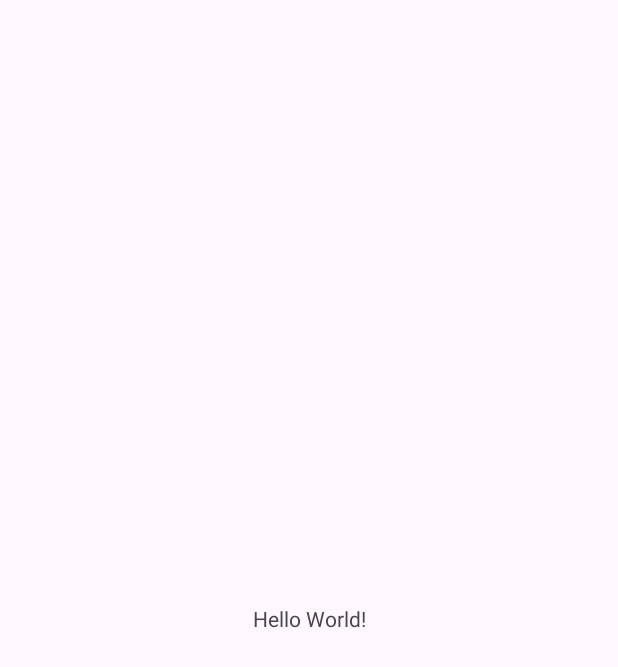
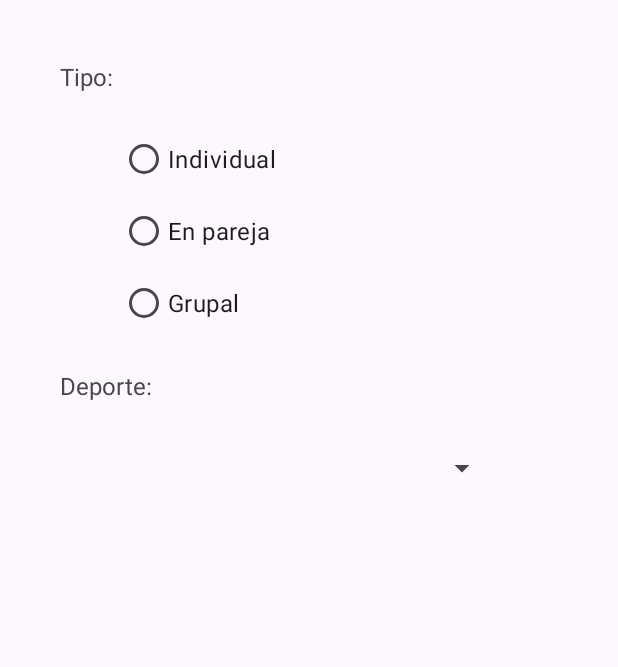
Before and after one commit to PatriciaMartinezFernandez/Mi_Deporte, an Android app: the screen it shows after launch (MainActivity), on a phone screen of 412 x 824 dp. Before the commit the part shown is almost empty. Shown: the top 667 px of the screen. Run offline under Robolectric (Android 15) with nearby library versions, the phone set to English and light mode, and no system bars.

```diff
--- a/app/src/main/java/com/jaimito/mideporte/MainActivity.java
+++ b/app/src/main/java/com/jaimito/mideporte/MainActivity.java
@@ -1,19 +1,86 @@
 package com.jaimito.mideporte;
 
 import android.os.Bundle;
+import android.view.View;
+import android.widget.AdapterView;
+import android.widget.ArrayAdapter;
+import android.widget.RadioButton;
+import android.widget.RadioGroup;
+import android.widget.Spinner;
+import android.widget.TextView;
 
 import androidx.activity.EdgeToEdge;
 import androidx.appcompat.app.AppCompatActivity;
-import androidx.core.graphics.Insets;
-import androidx.core.view.ViewCompat;
-import androidx.core.view.WindowInsetsCompat;
 
 public class MainActivity extends AppCompatActivity {
+
+    RadioButton rdbIndividual, rdbEnPareja, rdbGrupal;
+    RadioGroup rdgTipo;
+    TextView tvResultado;
+    Spinner spDeporte;
+    String resultado = "";
 
     @Override
     protected void onCreate(Bundle savedInstanceState) {
         super.onCreate(savedInstanceState);
         EdgeToEdge.enable(this);
         setContentView(R.layout.activity_main);
+
+        rdbIndividual = findViewById(R.id.rdbIndividual);
+        rdbGrupal = findViewById(R.id.rdbGrupal);
+        rdbEnPareja = findViewById(R.id.rdbEnPareja);
+        rdgTipo = findViewById(R.id.rdgTipo);
+        tvResultado = findViewById(R.id.tvResultado);
+        spDeporte = findViewById(R.id.spDeporte);
+
+        rdgTipo.setOnCheckedChangeListener((group, checkedId) -> {
+            int num = 0;
+            if (checkedId == R.id.rdbGrupal) {
+                num = 1;
+            } else if (checkedId == R.id.rdbEnPareja) {
+                num = 2;
+            }
+            cambiarSpinner(num);
+        });
+
+        spDeporte.setOnItemSelectedListener(new AdapterView.OnItemSelectedListener() {
+            @Override
+            public void onItemSelected(AdapterView<?> adapterView, View view, int i, long l) {
+                resultado = spDeporte.getSelectedItem().toString();
+                mostrarInfo();
+            }
+
+            @Override
+            public void onNothingSelected(AdapterView<?> adapterView) {
+
+            }
+        });
+    }
+
+    private void cambiarSpinner(int num) {
+        ArrayAdapter<CharSequence> adapterDeporte;
+        switch (num) {
+            case 0:
+                adapterDeporte = ArrayAdapter.createFromResource(this, R.array.spIndividual, android.R.layout.simple_spinner_item);
+                break;
+            case 1:
+                adapterDeporte = ArrayAdapter.createFromResource(this, R.array.spGrupal, android.R.layout.simple_spinner_item);
+                break;
+            case 2:
+                adapterDeporte = ArrayAdapter.createFromResource(this, R.array.spEnPareja, android.R.layout.simple_spinner_item);
+                break;
+            default:
+                adapterDeporte = null;
+        }
+
+        if (adapterDeporte != null) {
+            adapterDeporte.setDropDownViewResource(android.R.layout.simple_spinner_dropdown_item);
+            spDeporte.setAdapter(adapterDeporte);
+            spDeporte.setSelection(0);
+        }
+    }
+
+    private void mostrarInfo() {
+        tvResultado.setText(resultado);
     }
 }
--- a/app/src/main/res/layout/activity_main.xml
+++ b/app/src/main/res/layout/activity_main.xml
@@ -1,19 +1,84 @@
 <?xml version="1.0" encoding="utf-8"?>
 <androidx.constraintlayout.widget.ConstraintLayout xmlns:android="http://schemas.android.com/apk/res/android"
-    xmlns:app="http://schemas.android.com/apk/res-auto"
     xmlns:tools="http://schemas.android.com/tools"
     android:id="@+id/main"
     android:layout_width="match_parent"
     android:layout_height="match_parent"
+    android:layout_margin="20dp"
+    android:padding="20dp"
     tools:context=".MainActivity">
 
-    <TextView
-        android:layout_width="wrap_content"
+    <LinearLayout
+        android:layout_width="match_parent"
         android:layout_height="wrap_content"
-        android:text="Hello World!"
-        app:layout_constraintBottom_toBottomOf="parent"
-        app:layout_constraintEnd_toEndOf="parent"
-        app:layout_constraintStart_toStartOf="parent"
-        app:layout_constraintTop_toTopOf="parent" />
+        android:orientation="vertical"
+        tools:ignore="MissingConstraints">
 
+        <TextView
+            android:id="@+id/txtTipo"
+            android:layout_width="match_parent"
+            android:layout_height="wrap_content"
+            android:text="@string/txtTipo"
+            android:textSize="16sp" />
+
+        <RadioGroup
+            android:id="@+id/rdgTipo"
+            android:layout_width="match_parent"
+            android:layout_height="match_parent"
+            android:layout_marginVertical="20dp">
+
+            <RadioButton
+                android:id="@+id/rdbIndividual"
+                android:layout_width="match_parent"
+                android:layout_height="wrap_content"
+                android:layout_marginLeft="40dp"
+                android:text="@string/txtIndividual"
+                android:textSize="16sp" />
+
+            <RadioButton
+                android:id="@+id/rdbEnPareja"
+                android:layout_width="match_parent"
+                android:layout_height="wrap_content"
+                android:layout_marginLeft="40dp"
+                android:text="@string/txtEnPareja"
+                android:textSize="16sp" />
+
+            <RadioButton
+                android:id="@+id/rdbGrupal"
+                android:layout_width="match_parent"
+                android:layout_height="wrap_content"
+                android:layout_marginLeft="40dp"
+                android:text="@string/txtGrupal"
+                android:textSize="16sp" />
+
+        </RadioGroup>
+
+        <TextView
+            android:id="@+id/txtDeporte"
+            android:layout_width="match_parent"
+            android:layout_height="wrap_content"
+            android:text="@string/txtDeporte"
+            android:textSize="16sp" />
+
+        <Spinner
+            android:id="@+id/spDeporte"
+            android:layout_width="match_parent"
+
+            android:layout_height="48dp"
+            android:layout_marginHorizontal="40dp"
+            android:layout_marginVertical="20dp"
+            android:scrollbarSize="10dp" />
+
+        <TextView
+            android:id="@+id/tvResultado"
+            android:layout_width="match_parent"
+            android:layout_height="wrap_content"
+            android:layout_marginVertical="50dp"
+            android:fontFamily="monospace"
+            android:text=""
+            android:textAlignment="center"
+            android:textColor="@color/purple"
+            android:textSize="34sp" />
+
+    </LinearLayout>
 </androidx.constraintlayout.widget.ConstraintLayout>
--- a/app/src/main/res/values/colors.xml
+++ b/app/src/main/res/values/colors.xml
@@ -2,4 +2,5 @@
 <resources>
     <color name="black">#FF000000</color>
     <color name="white">#FFFFFFFF</color>
+    <color name="purple">#9C27B0</color>
 </resources>
--- a/app/src/main/res/values/strings.xml
+++ b/app/src/main/res/values/strings.xml
@@ -1,3 +1,23 @@
 <resources>
     <string name="app_name">Mi Deporte</string>
+    <string name="txtTipo">Tipo:</string>
+    <string name="txtIndividual">Individual</string>
+    <string name="txtEnPareja">En pareja</string>
+    <string name="txtGrupal">Grupal</string>
+    <string name="txtDeporte">Deporte:</string>
+    <string-array name="spIndividual">
+        <item>Salto de altura</item>
+        <item>Atletismo</item>
+        <item>Gimnasia</item>
+    </string-array>
+    <string-array name="spEnPareja">
+        <item>Pádel</item>
+        <item>Tenis</item>
+        <item>Squash</item>
+    </string-array>
+    <string-array name="spGrupal">
+        <item>Fútbol</item>
+        <item>Rugby</item>
+        <item>Balonmano</item>
+    </string-array>
 </resources>
```
